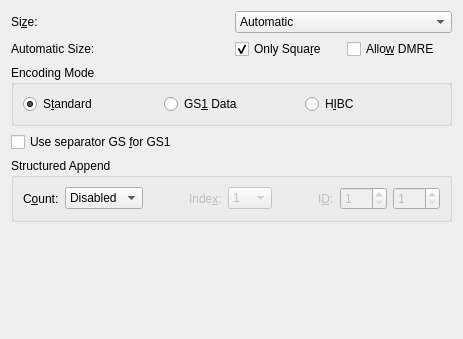
Old version of the form frontend_qt/grpDM.ui in the repository zint/zint.
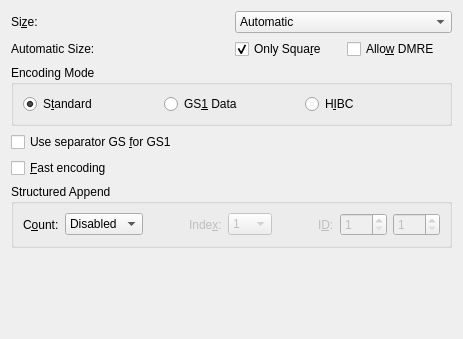
New version of the form.

Commit message: DATAMATRIX: new algorithm for (near-)minimal encoding, props Alex Geller Add FAST_MODE input_mode flag and --fast CLI/Tcl option that selects older   faster ISO algorithm (may be used by other symbologies in the future)   and "Fast Encoding" checkbox to Data Matrix GUI GUI: adds Zint version numbers to DATAMATRIX sizes.

Diff of the .ui file:
```diff
--- a/frontend_qt/grpDM.ui
+++ b/frontend_qt/grpDM.ui
@@ -407,6 +407,20 @@
      </property>
     </widget>
    </item>
+   <item>
+    <widget class="QCheckBox" name="chkDMFast">
+     <property name="text">
+      <string>&amp;Fast encoding</string>
+     </property>
+     <property name="toolTip">
+      <string>Use a faster but less optimal algorithm
+for encoding the data</string>
+     </property>
+     <property name="checked">
+      <bool>false</bool>
+     </property>
+    </widget>
+   </item>
    <item>
     <widget class="QGroupBox" name="groupBoxDMStructApp">
      <property name="title">
```
Left out of the diff: 96 changed lines with no effect on the pictures. The commit also changes 27 other files.
